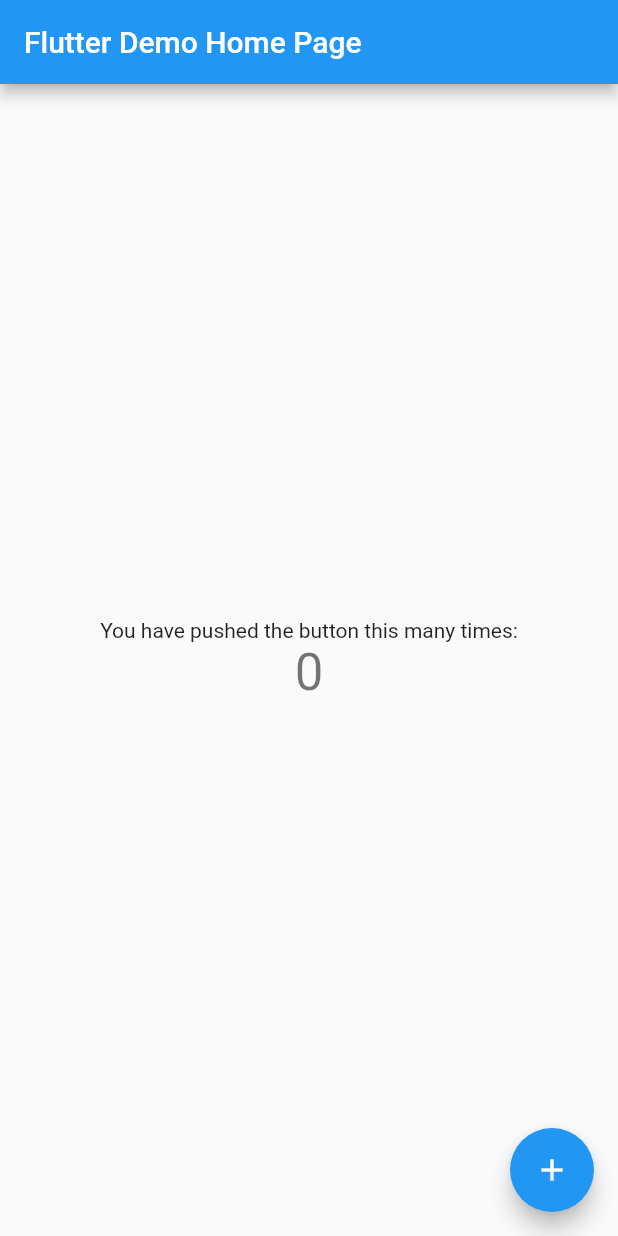
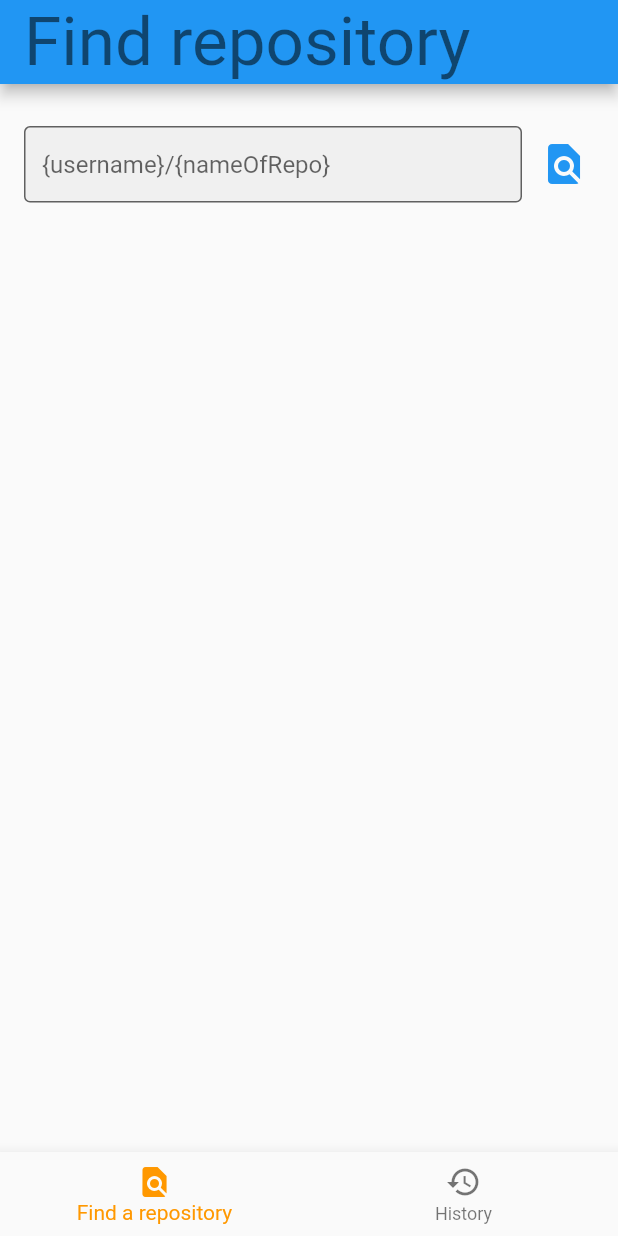
Before and after one commit to adamprzywuski/github_api, a Flutter app: the screen it shows after launch, on a phone screen of 412 x 824 dp. Run offline on Flutter 3.47's test engine with Material 2 defaults, Android fonts, the phone set to English and light mode, and no system bars; our stand-ins replace bloc, dartz, flutter_bloc, freezed_annotation, get_it, hive and 1 more; accounts and stored records are empty.

Commit message:
create list of github repos

```diff
--- /dev/null
+++ b/lib/data/local_data_source/local_data_source.dart
@@ -0,0 +1,22 @@
+import 'package:github_api/domain/ui_model/repository_ui_model.dart';
+import 'package:hive/hive.dart';
+import 'package:injectable/injectable.dart';
+
+@injectable
+class LocalDataSource {
+  late Box box;
+
+  Future<void> saveData(RepositoryUiModel model) async {
+    box = await Hive.openBox("repo");
+    await box.put(model.name, model);
+    box.close();
+  }
+
+  Future<List<RepositoryUiModel>> readData() async {
+    box = await Hive.openBox("repo");
+    final val = ((box.keys).map((e) => box.get(e) as RepositoryUiModel).toList());
+
+    box.close();
+    return val;
+  }
+}
--- /dev/null
+++ b/lib/domain/downloading_domain.dart
@@ -0,0 +1,29 @@
+import 'package:dartz/dartz.dart';
+import 'package:github_api/domain/ui_model/commit_ui_model.dart';
+import 'package:github_api/domain/ui_model/repository_ui_model.dart';
+import 'package:injectable/injectable.dart';
+
+import '../data/remote_data_source/api_data_source.dart';
+
+@injectable
+class DownloadingDomain {
+  final ApiDataSource _apiDataSource;
+
+  DownloadingDomain(this._apiDataSource);
+
+  Future<Either<String, RepositoryUiModel>> getRepository(String repositoryName) async {
+    final commits = await _apiDataSource.getCommitsInformation(repositoryName);
+    final repositoryInfo = await _apiDataSource.getRepositoryInformation(repositoryName);
+    return commits.fold(
+      (l) => Left(l),
+      (commits) => repositoryInfo.fold(
+        (l) => Left(l),
+        (repoInfo) => Right(RepositoryUiModel(
+          commits.map(((e) => fromCommitModelToUi(e))).toList(),
+          repoInfo.id,
+          repositoryName,
+        )),
+      ),
+    );
+  }
+}
--- /dev/null
+++ b/lib/domain/ui_model/repository_ui_model.dart
@@ -0,0 +1,19 @@
+import 'package:github_api/domain/ui_model/commit_ui_model.dart';
+import 'package:hive/hive.dart';
+
+part 'repository_ui_model.g.dart';
+
+@HiveType(typeId: 1)
+class RepositoryUiModel {
+  RepositoryUiModel(
+    this.commits,
+    this.id,
+    this.name,
+  );
+  @HiveField(0)
+  List<CommitUiModel> commits;
+  @HiveField(1)
+  int id;
+  @HiveField(2)
+  String name;
+}
--- a/lib/main.dart
+++ b/lib/main.dart
@@ -1,6 +1,23 @@
 import 'package:flutter/material.dart';
+import 'package:flutter_bloc/flutter_bloc.dart';
+import 'package:github_api/common/module.dart';
+import 'package:github_api/domain/ui_model/commit_ui_model.dart';
+import 'package:github_api/domain/ui_model/repository_ui_model.dart';
+import 'package:github_api/presentation/home_page/cubit/downloading_repo_cubit.dart';
+import 'package:github_api/presentation/home_page/home_page.dart';
+import 'package:hive/hive.dart';
+import 'package:path_provider/path_provider.dart';
 
-void main() {
+import 'presentation/home_page/cubit/history_cubit.dart';
+
+void main() async {
+  WidgetsFlutterBinding.ensureInitialized();
+  configureDependencies();
+  getApplicationDocumentsDirectory().then((directory) => Hive.init(directory.path));
+  Hive.registerAdapter(CommitUiModelAdapter());
+  Hive.registerAdapter(RepositoryUiModelAdapter());
+
+
   runApp(const MyApp());
 }
 
@@ -10,7 +27,12 @@ class MyApp extends StatelessWidget {
   // This widget is the root of your application.
   @override
   Widget build(BuildContext context) {
-    return MaterialApp(
+    return MultiBlocProvider(
+        providers: [
+          BlocProvider(create: (_) => di<DownloadingRepoCubit>()),
+          BlocProvider(create: (_) => di<HistoryCubit>()..init()),
+        ],
+        child: MaterialApp(
             title: 'Flutter Demo',
             theme: ThemeData(
               // This is the theme of your application.
@@ -24,92 +46,6 @@ class MyApp extends StatelessWidget {
               // is not restarted.
               primarySwatch: Colors.blue,
             ),
-      home: const MyHomePage(title: 'Flutter Demo Home Page'),
-    );
+            home: const HomePage()));
   }
 }
-
-class MyHomePage extends StatefulWidget {
-  const MyHomePage({Key? key, required this.title}) : super(key: key);
-
-  // This widget is the home page of your application. It is stateful, meaning
-  // that it has a State object (defined below) that contains fields that affect
-  // how it looks.
-
-  // This class is the configuration for the state. It holds the values (in this
-  // case the title) provided by the parent (in this case the App widget) and
-  // used by the build method of the State. Fields in a Widget subclass are
-  // always marked "final".
-
-  final String title;
-
-  @override
-  State<MyHomePage> createState() => _MyHomePageState();
-}
-
-class _MyHomePageState extends State<MyHomePage> {
-  int _counter = 0;
-
-  void _incrementCounter() {
-    setState(() {
-      // This call to setState tells the Flutter framework that something has
-      // changed in this State, which causes it to rerun the build method below
-      // so that the display can reflect the updated values. If we changed
-      // _counter without calling setState(), then the build method would not be
-      // called again, and so nothing would appear to happen.
-      _counter++;
-    });
-  }
-
-  @override
-  Widget build(BuildContext context) {
-    // This method is rerun every time setState is called, for instance as done
-    // by the _incrementCounter method above.
-    //
-    // The Flutter framework has been optimized to make rerunning build methods
-    // fast, so that you can just rebuild anything that needs updating rather
-    // than having to individually change instances of widgets.
-    return Scaffold(
-      appBar: AppBar(
-        // Here we take the value from the MyHomePage object that was created by
-        // the App.build method, and use it to set our appbar title.
-        title: Text(widget.title),
-      ),
-      body: Center(
-        // Center is a layout widget. It takes a single child and positions it
-        // in the middle of the parent.
-        child: Column(
-          // Column is also a layout widget. It takes a list of children and
-          // arranges them vertically. By default, it sizes itself to fit its
-          // children horizontally, and tries to be as tall as its parent.
-          //
-          // Invoke "debug painting" (press "p" in the console, choose the
-          // "Toggle Debug Paint" action from the Flutter Inspector in Android
-          // Studio, or the "Toggle Debug Paint" command in Visual Studio Code)
-          // to see the wireframe for each widget.
-          //
-          // Column has various properties to control how it sizes itself and
-          // how it positions its children. Here we use mainAxisAlignment to
-          // center the children vertically; the main axis here is the vertical
-          // axis because Columns are vertical (the cross axis would be
-          // horizontal).
-          mainAxisAlignment: MainAxisAlignment.center,
-          children: <Widget>[
-            const Text(
-              'You have pushed the button this many times:',
-            ),
-            Text(
-              '$_counter',
-              style: Theme.of(context).textTheme.headline4,
-            ),
-          ],
-        ),
-      ),
-      floatingActionButton: FloatingActionButton(
-        onPressed: _incrementCounter,
-        tooltip: 'Increment',
-        child: const Icon(Icons.add),
-      ), // This trailing comma makes auto-formatting nicer for build methods.
-    );
-  }
-}
--- /dev/null
+++ b/lib/presentation/home_page/cubit/downloading_repo_cubit.dart
@@ -0,0 +1,25 @@
+import 'package:bloc/bloc.dart';
+import 'package:freezed_annotation/freezed_annotation.dart';
+import 'package:github_api/data/local_data_source/local_data_source.dart';
+import 'package:github_api/domain/downloading_domain.dart';
+import 'package:github_api/domain/ui_model/repository_ui_model.dart';
+import 'package:injectable/injectable.dart';
+
+part 'downloading_repo_state.dart';
+part 'downloading_repo_cubit.freezed.dart';
+
+@injectable
+class DownloadingRepoCubit extends Cubit<DownloadingRepoState> {
+  final DownloadingDomain _downloadingDomain;
+  final LocalDataSource _localDataSource;
+
+  DownloadingRepoCubit(this._downloadingDomain, this._localDataSource) : super(const DownloadingRepoState.initial());
+
+  Future<void> findRepo(String repositoryName) async {
+    final response = await _downloadingDomain.getRepository(repositoryName);
+    response.fold((l) => emit(const DownloadingRepoState.error()), (r) {
+      emit(DownloadingRepoState.downloaded(r));
+      _localDataSource.saveData(r);
+    });
+  }
+}
--- /dev/null
+++ b/lib/presentation/home_page/cubit/downloading_repo_state.dart
@@ -0,0 +1,12 @@
+part of 'downloading_repo_cubit.dart';
+
+@freezed
+class DownloadingRepoState with _$DownloadingRepoState {
+  const factory DownloadingRepoState.initial() = _Initial;
+
+  const factory DownloadingRepoState.loading() = _Loading;
+
+  const factory DownloadingRepoState.downloaded(RepositoryUiModel repository) = _Downloaded;
+
+  const factory DownloadingRepoState.error() = _Error;
+}
--- /dev/null
+++ b/lib/presentation/home_page/cubit/history_cubit.dart
@@ -0,0 +1,19 @@
+import 'package:bloc/bloc.dart';
+import 'package:freezed_annotation/freezed_annotation.dart';
+import 'package:github_api/data/local_data_source/local_data_source.dart';
+import 'package:github_api/domain/ui_model/repository_ui_model.dart';
+import 'package:injectable/injectable.dart';
+
+part 'history_state.dart';
+part 'history_cubit.freezed.dart';
+
+@injectable
+class HistoryCubit extends Cubit<HistoryState> {
+  final LocalDataSource _localDataSource;
+  HistoryCubit(this._localDataSource) : super(const HistoryState.initial());
+
+  Future<void> init() async {
+    final repositoryList = await _localDataSource.readData();
+    emit(HistoryState.loaded(repositoryList));
+  }
+}
--- /dev/null
+++ b/lib/presentation/home_page/cubit/history_state.dart
@@ -0,0 +1,8 @@
+part of 'history_cubit.dart';
+
+@freezed
+class HistoryState with _$HistoryState {
+  const factory HistoryState.initial() = _Initial;
+
+  const factory HistoryState.loaded(List<RepositoryUiModel> repositoryUiModel) = _Loaded;
+}
--- /dev/null
+++ b/lib/presentation/home_page/find_repository_page.dart
@@ -0,0 +1,85 @@
+import 'package:flutter/material.dart';
+import 'package:flutter_bloc/flutter_bloc.dart';
+import 'package:github_api/presentation/home_page/cubit/downloading_repo_cubit.dart';
+import 'package:github_api/presentation/home_page/widget/repository_panel_widget.dart';
+
+class FindRepositoryPage extends StatefulWidget {
+  const FindRepositoryPage({Key? key}) : super(key: key);
+
+  @override
+  State<FindRepositoryPage> createState() => _FindRepositoryPageState();
+}
+
+class _FindRepositoryPageState extends State<FindRepositoryPage> {
+  final _textController = TextEditingController();
+  final _formKey = GlobalKey<FormState>();
+
+  @override
+  void initState() {
+    super.initState();
+  }
+
+  @override
+  Widget build(BuildContext context) {
+    return Form(
+        key: _formKey,
+        child: Column(
+          mainAxisAlignment: MainAxisAlignment.spaceEvenly,
+          children: [
+            Padding(
+              padding: const EdgeInsets.only(left: 16.0),
+              child: Row(
+                children: [
+                  Expanded(
+                    child: TextFormField(
+                      validator: ((value) => _isNameRepositoryCorrect(value)),
+                      controller: _textController,
+                      decoration: const InputDecoration(
+                        hintText: "{username}/{nameOfRepo} ",
+                        filled: true,
+                        border: OutlineInputBorder(),
+                        alignLabelWithHint: true,
+                        labelStyle: TextStyle(
+                          fontSize: 14,
+                        ),
+                        isDense: true,
+                      ),
+                    ),
+                  ),
+                  TextButton.icon(
+                      onPressed: () {
+                        if (_formKey.currentState?.validate() ?? true) {
+                          BlocProvider.of<DownloadingRepoCubit>(context).findRepo(_textController.text);
+                        }
+                      },
+                      icon: const Icon(
+                        Icons.find_in_page,
+                        size: 32,
+                      ),
+                      label: const SizedBox.shrink())
+                ],
+              ),
+            ),
+            SizedBox(
+                height: MediaQuery.of(context).size.height * 0.70,
+                child: BlocBuilder<DownloadingRepoCubit, DownloadingRepoState>(
+                  builder: (context, state) => state.maybeWhen(
+                    loading: (() => const CircularProgressIndicator()),
+                    orElse: (() => Container()),
+                    downloaded: (repository) => RepositoryPanelWidget(repository: repository),
+                  ),
+                ))
+          ],
+        ));
+  }
+
+  String? _isNameRepositoryCorrect(String? value) {
+    if (value == null) {
+      return "Field can't be empty";
+    } else if (!value.contains("/")) {
+      return "Incorrect Repository Name";
+    } else {
+      return null;
+    }
+  }
+}
--- a/lib/presentation/home_page/home_page.dart
+++ b/lib/presentation/home_page/home_page.dart
@@ -0,0 +1,45 @@
+import 'package:flutter/material.dart';
+import 'package:github_api/presentation/home_page/find_repository_page.dart';
+import 'package:github_api/presentation/home_page/history_of_searching_page.dart';
+
+class HomePage extends StatefulWidget {
+  const HomePage({Key? key}) : super(key: key);
+
+  @override
+  State<HomePage> createState() => _HomePageState();
+}
+
+class _HomePageState extends State<HomePage> {
+  final _pageController = PageController();
+  int _selectedIndex = 0;
+
+  @override
+  Widget build(BuildContext context) {
+    return Scaffold(
+        appBar: AppBar(
+            title: Text(
+          "Find repository",
+          style: Theme.of(context).textTheme.headline3,
+        )),
+        bottomNavigationBar: BottomNavigationBar(
+          items: const [
+            BottomNavigationBarItem(icon: Icon(Icons.find_in_page), label: 'Find a repository'),
+            BottomNavigationBarItem(icon: Icon(Icons.history), label: "History"),
+          ],
+          onTap: _onTappedBar,
+          selectedItemColor: Colors.orange,
+          currentIndex: _selectedIndex,
+        ),
+        body: PageView(
+          controller: _pageController,
+          children: const [FindRepositoryPage(), HistoryOfSearchingPage()],
+        ));
+  }
+
+  void _onTappedBar(int value) {
+    setState(() {
+      _selectedIndex = value;
+    });
+    _pageController.jumpToPage(value);
+  }
+}
```
Also changed, not shown: build.yaml (added, +9 -0 lines), lib/common/module.dart (added, +12 -0 lines), lib/data/models/author_model/author_model.dart (added, +13 -0 lines), lib/data/models/commit_model/commit_model.dart (added, +20 -0 lines), lib/data/models/repository_model/repository_model.dart (added, +14 -0 lines), lib/data/remote_data_source/api_data_source.dart (added, +33 -0 lines), lib/domain/ui_model/commit_ui_model.dart (added, +20 -0 lines), lib/presentation/home_page/history_of_searching_page.dart (added, +39 -0 lines), lib/presentation/home_page/widget/repository_panel_widget.dart (added, +49 -0 lines), pubspec.yaml (+19 -0 lines), lib/common/module.config.dart (added), lib/data/models/author_model/author_model.freezed.dart (added), lib/data/models/author_model/author_model.g.dart (added), lib/data/models/commit_model/commit_model.freezed.dart (added), 8 more files, 10 other files. Lines whose indentation alone changed are shown as unchanged.
